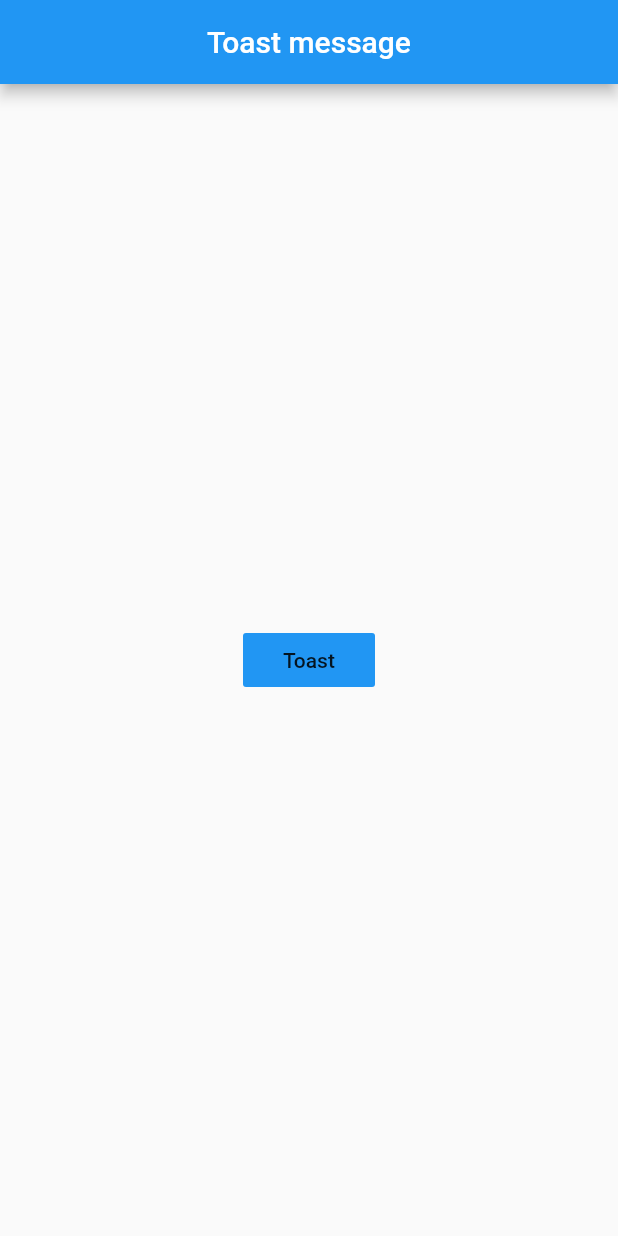
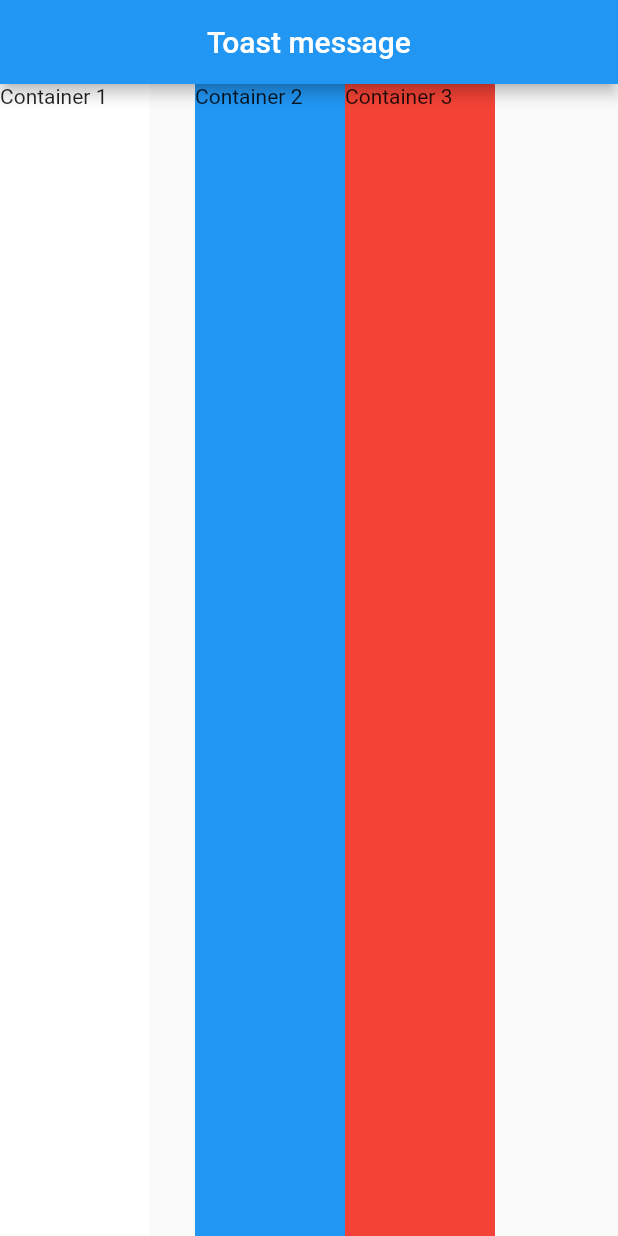
Before and after one commit to hi-aa/test1, a Flutter app: the screen it shows after launch, on a phone screen of 412 x 824 dp. Run offline on Flutter 3.47's test engine with Material 2 defaults, Android fonts, the phone set to English and light mode, and no system bars; our stand-ins replace fluttertoast.

Commit message:
강의 21강

```diff
--- a/lib/main.dart
+++ b/lib/main.dart
@@ -22,24 +22,42 @@ class MyPage extends StatelessWidget {
         centerTitle: true,
       ),
       body: Center(
-        child: FlatButton(
-          onPressed: () { //스낵바는 context가 필요했음
-            flutterToast();
-          },
-          child: Text('Toast'),
-          color: Colors.blue,
-        ),
+       child: Center(
+         // child: Column(
+         child: Row(
+           // verticalDirection: VerticalDirection.up,
+           // mainAxisAlignment: MainAxisAlignment.center,
+           // mainAxisSize: MainAxisSize.min,
+           // mainAxisAlignment: MainAxisAlignment.spaceEvenly,
+           // crossAxisAlignment: CrossAxisAlignment.end,
+           crossAxisAlignment: CrossAxisAlignment.stretch,
+           children: [
+             Container(
+               width: 100,
+               color: Colors.white,
+               child: Text('Container 1'),
+             ),
+              SizedBox(
+                width: 30.0,
+              ),
+              Container(
+                width: 100,
+                color: Colors.blue,
+                child: Text('Container 2'),
+              ),
+              Container(
+                width: 100,
+                color: Colors.red,
+                child: Text('Container 3'),
+              ),
+              // Container( // invisible container
+              //   width: double.infinity,
+              //   height: 20,
+              // )
+           ],
+         ),
+       ),
       ),
     );
   }
 }
-
-void flutterToast() {
-  Fluttertoast.showToast(msg: 'Flutter Toast Message!',
-    gravity: ToastGravity.BOTTOM,
-    backgroundColor: Colors.redAccent,
-    fontSize: 20.0,
-    textColor: Colors.white,
-    toastLength: Toast.LENGTH_SHORT
-  );
-}
```
